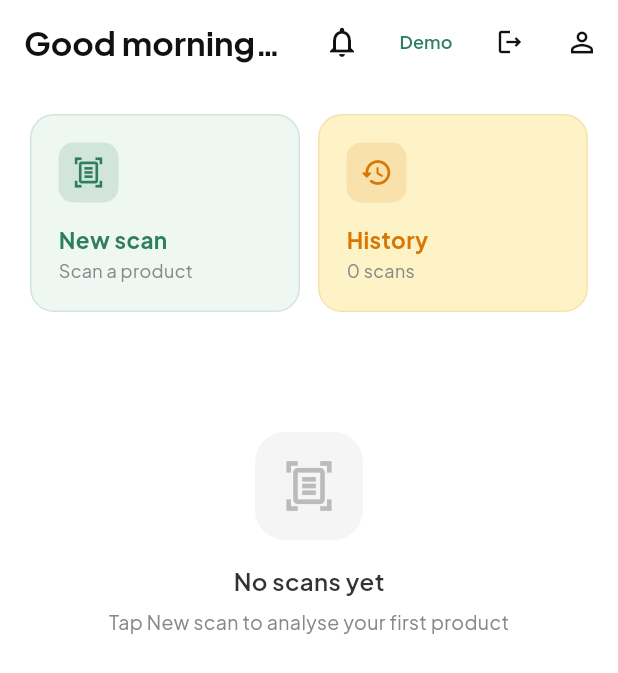
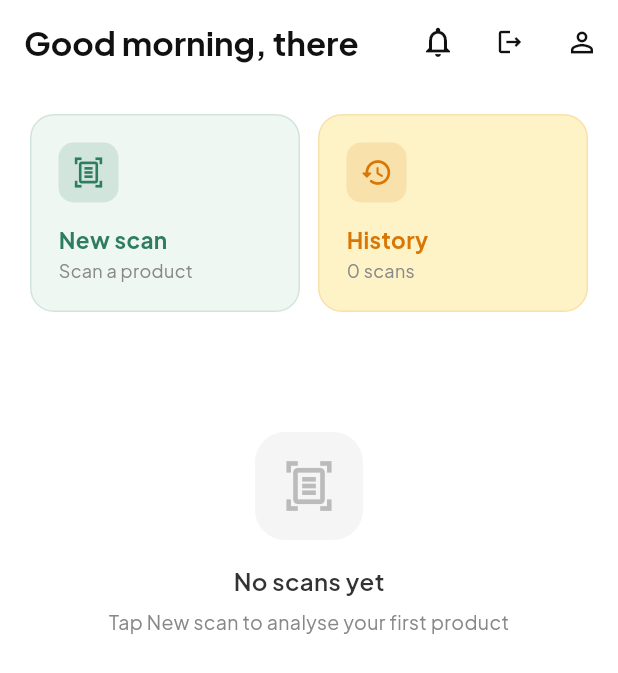
Before and after one commit to kiahcodes/LabelLens_app, a Flutter app: the screen it shows once a user with an empty profile is signed in, on a phone screen of 412 x 824 dp. Shown: the top 673 px of the screen. Run offline on Flutter 3.47's test engine with Material 3 defaults, Android fonts, the phone set to English and light mode, and no system bars; drawn by our look-alikes of flutter_animate; our stand-ins replace camera, dio, flutter_riverpod, google_fonts, image_picker, supabase_flutter; missing offline and left inert: google_mlkit_text_recognition; accounts and stored records are empty; network calls fail.

```diff
--- a/flutter/lib/features/dashboard/screens/dashboard_screen.dart
+++ b/flutter/lib/features/dashboard/screens/dashboard_screen.dart
@@ -9,8 +9,6 @@ import '../../../models/scan_result.dart';
 import '../../analysis/screens/analysis_screen.dart';
 import '../../profile/screens/profile_screen.dart';
 import '../../scan/screens/scan_history_screen.dart';
-import 'dart:convert';
-import '../../../core/constants/demo_data.dart';
 
 class DashboardScreen extends StatefulWidget {
   const DashboardScreen({super.key});
@@ -22,6 +20,7 @@ class _DashboardScreenState extends State<DashboardScreen> {
   Map<String, dynamic>? _profile;
   List<Map<String, dynamic>> _recentScans = [];
   bool _loading = true;
+  int _unreadCount = 0;
 
   @override
   void initState() {
@@ -42,6 +41,26 @@ class _DashboardScreenState extends State<DashboardScreen> {
 
       final apiService = ApiService();
       final scans = await apiService.getScanHistory(userId);
+
+      // Count unread notifications
+try {
+  final userId =
+      Supabase.instance.client.auth.currentUser?.id;
+  if (userId != null) {
+    final notifs = await Supabase.instance.client
+        .from('notifications')
+        .select('id')
+        .eq('user_id', userId)
+        .eq('is_read', false);
+    if (mounted) {
+      setState(() =>
+          _unreadCount =
+              (notifs as List?)?.length ?? 0);
+    }
+  }
+} catch (_) {
+  // Notifications are non-critical — ignore errors
+}
 
       if (mounted) {
         setState(() {
@@ -85,56 +104,6 @@ class _DashboardScreenState extends State<DashboardScreen> {
     return 'Good evening';
   }
 
-  void _showDemoMenu() {
-    showModalBottomSheet(
-      context: context,
-      builder: (_) => Padding(
-        padding: const EdgeInsets.all(20),
-        child: Column(
-          mainAxisSize: MainAxisSize.min,
-          crossAxisAlignment: CrossAxisAlignment.stretch,
-          children: [
-            const Text('Demo mode',
-                style: TextStyle(fontWeight: FontWeight.w700, fontSize: 16)),
-            const SizedBox(height: 4),
-            const Text('Load a pre-cached scan — works offline',
-                style: TextStyle(fontSize: 12, color: Color(0xFF888888))),
-            const SizedBox(height: 16),
-            _buildDemoBtn('RED verdict product', AppColors.red, kDemoScanRed),
-            const SizedBox(height: 8),
-            _buildDemoBtn('YELLOW verdict product', AppColors.amber, kDemoScanYellow),
-            const SizedBox(height: 8),
-            _buildDemoBtn('GREEN verdict product', AppColors.green, kDemoScanGreen),
-            const SizedBox(height: 16),
-          ],
-        ),
-      ),
-    );
-  }
-
-  Widget _buildDemoBtn(String label, Color color, String json) {
-    return ElevatedButton(
-      style: ElevatedButton.styleFrom(
-          backgroundColor: color.withValues(alpha: 0.1),
-          foregroundColor: color,
-          elevation: 0,
-          side: BorderSide(color: color.withValues(alpha: 0.3))),
-      onPressed: () {
-        Navigator.of(context).pop();
-        try {
-          final result = ScanResult.fromJson(
-              jsonDecode(json) as Map<String, dynamic>);
-          Navigator.of(context).push(MaterialPageRoute(
-              builder: (_) => AnalysisScreen(result: result)));
-        } catch (e) {
-          ScaffoldMessenger.of(context).showSnackBar(
-              SnackBar(content: Text('Demo error: $e')));
-        }
-      },
-      child: Text(label),
-    );
-  }
-
   @override
   Widget build(BuildContext context) {
     final name = _profile?['name'] as String? ?? 'there';
@@ -166,23 +135,48 @@ class _DashboardScreenState extends State<DashboardScreen> {
           ],
         ),
         actions: [
-          IconButton(
-            icon: const Icon(Icons.notifications_outlined),
-            onPressed: () => Navigator.of(context).push(
-              MaterialPageRoute(builder: (_) => const NotificationsScreen()),
-            ),
+          Stack(
+  clipBehavior: Clip.none,
+  children: [
+    IconButton(
+      icon: const Icon(
+          Icons.notifications_outlined),
+      onPressed: () =>
+          Navigator.of(context)
+              .push(MaterialPageRoute(
+                builder: (_) =>
+                    const NotificationsScreen()))
+              .then((_) => _loadData()),
+    ),
+    if (_unreadCount > 0)
+      Positioned(
+        right: 6,
+        top: 6,
+        child: Container(
+          width: 18,
+          height: 18,
+          decoration: const BoxDecoration(
+            color: AppColors.red,
+            shape: BoxShape.circle,
           ),
-          TextButton(
-            onPressed: _showDemoMenu,
-            child: const Text(
-              'Demo',
-              style: TextStyle(
-                color: AppColors.green,
-                fontSize: 12,
-                fontWeight: FontWeight.w600,
+          child: Center(
+            child: Text(
+              _unreadCount > 9
+                  ? '9+'
+                  : '$_unreadCount',
+              style: const TextStyle(
+                color: Colors.white,
+                fontSize: 10,
+                fontWeight: FontWeight.w700,
               ),
             ),
           ),
+        ),
+      ),
+  ],
+),
+
+
           IconButton(
             icon: const Icon(Icons.logout_outlined, size: 20),
             onPressed: _signOut,
```
